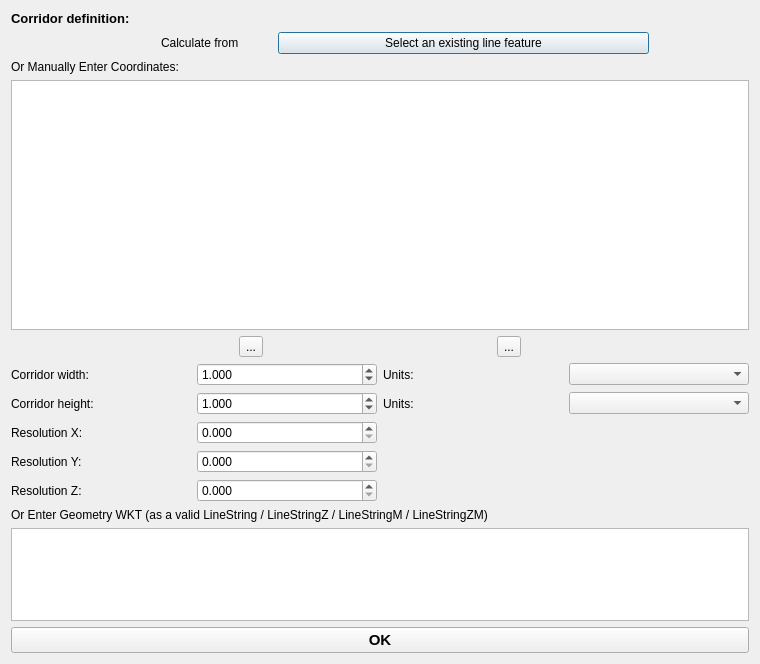
MetOffice/qgis-plugin-edr, file edr_plugin/gui/ui/query_corridor.ui: the form before one commit.
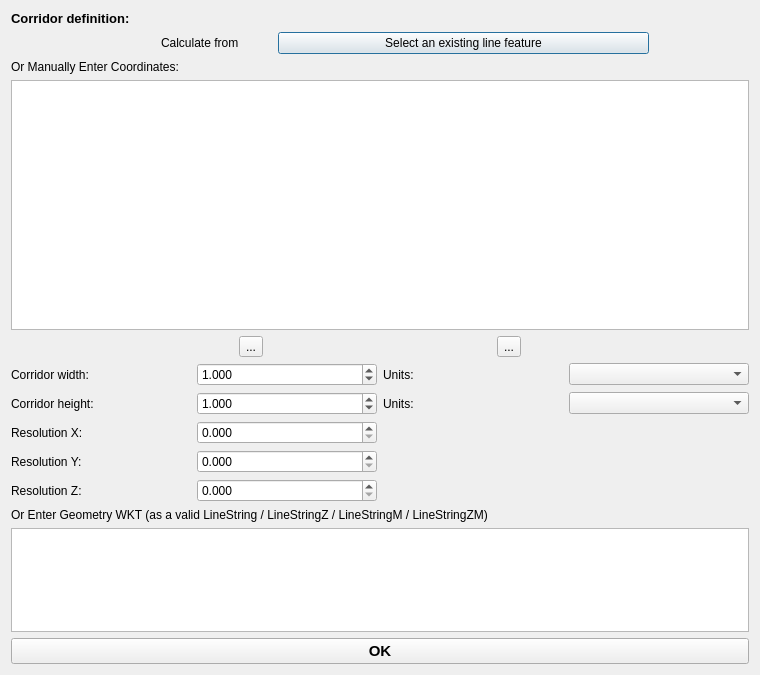
The form after the commit. Custom widgets are drawn as their Qt base class.

```diff
--- a/edr_plugin/gui/ui/query_corridor.ui
+++ b/edr_plugin/gui/ui/query_corridor.ui
@@ -10,7 +10,7 @@
     <x>0</x>
     <y>0</y>
     <width>760</width>
-    <height>664</height>
+    <height>675</height>
    </rect>
   </property>
   <property name="windowTitle">
@@ -284,7 +284,6 @@
      <property name="font">
       <font>
        <pointsize>11</pointsize>
-       <weight>75</weight>
        <bold>true</bold>
       </font>
      </property>
```
Left out of the diff: 12 changed lines with no effect on the pictures.
